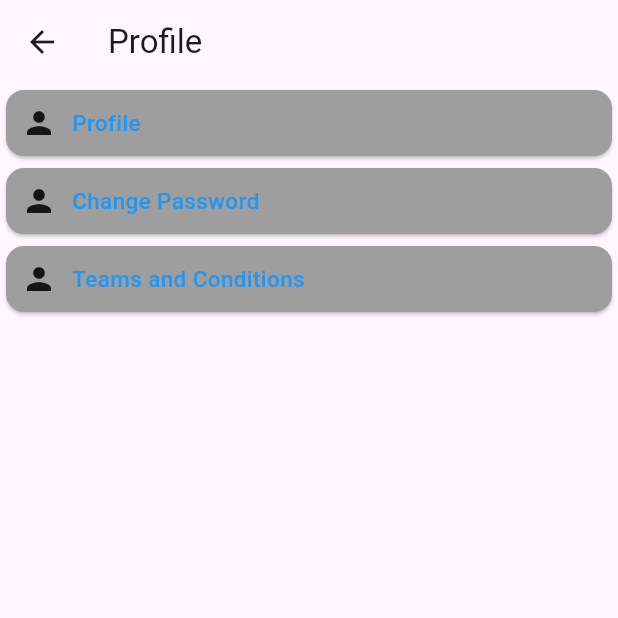
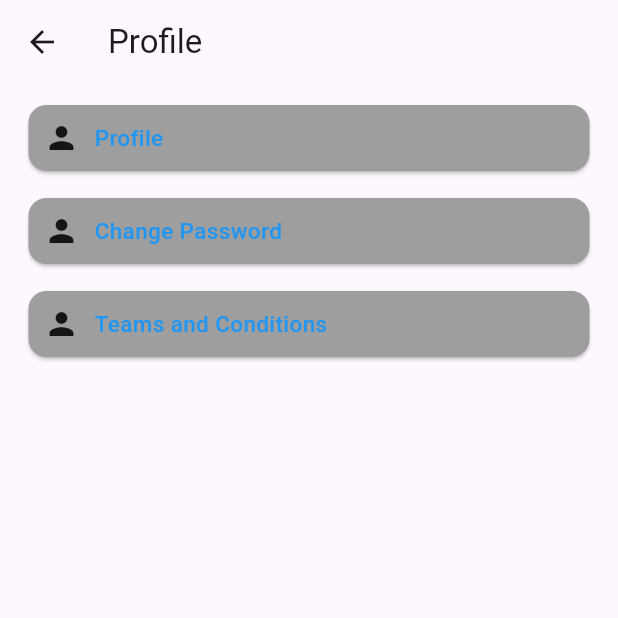
Before and after one commit to fahimshahariar09/provider_dio_practice, a Flutter app: the screen it shows after launch, on a phone screen of 412 x 824 dp, the top half of it. Run offline on Flutter 3.47's test engine with Material 3 defaults, Android fonts, the phone set to English and light mode, and no system bars; our stand-ins replace dio, get.

Commit message:
ProfileScreen

```diff
--- a/lib/view/screen/profile/profile_screen.dart
+++ b/lib/view/screen/profile/profile_screen.dart
@@ -11,18 +11,26 @@ class ProfileScreen extends StatelessWidget {
         title: Text('Profile'),
         leading: Icon(Icons.arrow_back),
       ),
-      body: Column(
+      body: Padding(
+        padding: const EdgeInsets.symmetric(horizontal: 15),
+        child: SingleChildScrollView(
+          child: Column(
             children: [
+                SizedBox(height: 10),
               ProfileViewCard(
                 title: "Profile",
                 icon: Icon(Icons.person),
                 onTap: () {},
               ),
+              SizedBox(height: 10),
+
               ProfileViewCard(
                 title: "Change Password",
                 icon: Icon(Icons.person),
                 onTap: () {},
               ),
+              SizedBox(height: 10),
+
               ProfileViewCard(
                 title: "Teams and Conditions",
                 icon: Icon(Icons.person),
@@ -30,6 +38,8 @@ class ProfileScreen extends StatelessWidget {
               ),
             ],
           ),
+        ),
+      ),
     );
   }
 }
```
Lines whose indentation alone changed are shown as unchanged.
